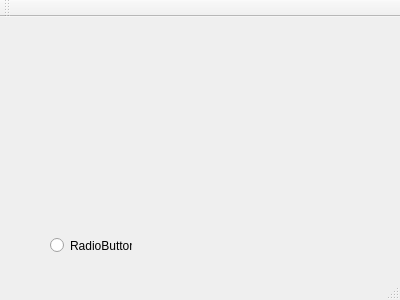
Before: the Qt Designer form mainwindow.ui in FizzyGalacticus/MusicPlayer, drawn with Qt 5.
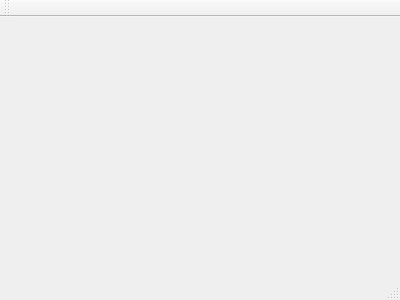
After: the same form once the commit is applied.

Commit message: made bigger

What changed in the file:
```diff
--- a/mainwindow.ui
+++ b/mainwindow.ui
@@ -13,21 +13,7 @@
   <property name="windowTitle">
    <string>MainWindow</string>
   </property>
-  <widget class="QWidget" name="centralWidget">
-   <widget class="QRadioButton" name="radioButton">
-    <property name="geometry">
-     <rect>
-      <x>50</x>
-      <y>220</y>
-      <width>82</width>
-      <height>17</height>
-     </rect>
-    </property>
-    <property name="text">
-     <string>RadioButton</string>
-    </property>
-   </widget>
-  </widget>
+  <widget class="QWidget" name="centralWidget"/>
   <widget class="QMenuBar" name="menuBar">
    <property name="geometry">
     <rect>
```
Left out of the diff: 2 changed lines with no effect on the pictures. The commit also changes 2 other files.
